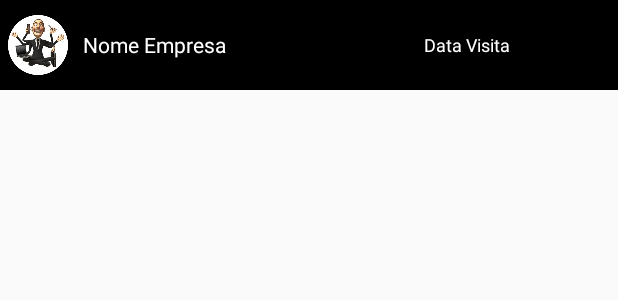
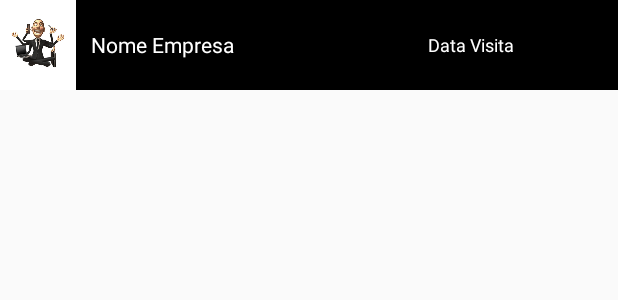
Before and after one commit to carvbapt/Project_One, an Android app: the layout activity_comrow.xml on its own in the app's theme, with its tools: preview values and no code run, on a phone screen of 412 x 824 dp. Shown: the top 300 px of the screen. Run offline under Robolectric (Android 15) with nearby library versions, the phone set to English and light mode, and no system bars.

Commit message:
TGB - - arranjo do logout; (explodia por causa da variavel nao ser declarada quando se carregava no botão... enbora no oncreate tivesse sido: solucção foi iniciar tb no inicio do carregamento do botão logout); -arranjo do layout das imagens da listview (linearlayout), e correcções; - Comadapater a ir cbuscar alguns logos a net..

```diff
--- a/app/src/main/java/com/android/exemplo/projectone/helper/Base_Activity.java
+++ b/app/src/main/java/com/android/exemplo/projectone/helper/Base_Activity.java
@@ -51,6 +51,8 @@ public class Base_Activity extends AppCompatActivity {
                 return true;
             case R.id.action_logout:
 //                Toast.makeText(getApplicationContext(), "TGB: logout", Toast.LENGTH_SHORT).show();
+                // session manager
+                session = new SessionManager(getApplicationContext());
                 logoutUser();
                 return true;
             default:
--- a/app/src/main/res/layout/activity_comrow.xml
+++ b/app/src/main/res/layout/activity_comrow.xml
@@ -3,6 +3,15 @@
     android:layout_width="match_parent"
     android:layout_height="60dp"
     android:background="#000000">
+
+    <LinearLayout
+        android:id="@+id/ll_Logo"
+        android:background="@android:color/background_light"
+        android:orientation="horizontal"
+        android:layout_width="wrap_content"
+        android:layout_height="fill_parent"
+        android:layout_alignParentLeft="true"
+        android:layout_centerVertical="true">
 
         <ImageView
             android:id="@+id/emp_logo"
@@ -11,7 +20,10 @@
             android:layout_alignParentLeft="true"
             android:layout_centerVertical="true"
             android:layout_marginLeft="5dp"
-        android:src="@drawable/comercial" />
+            android:layout_marginRight="5dp"
+            android:src="@drawable/comercial"
+            android:layout_gravity="center_vertical" />
+    </LinearLayout>
 
     <TextView
         android:id="@+id/emp_nome"
@@ -19,7 +31,7 @@
         android:layout_height="60dp"
         android:layout_marginLeft="10dp"
         android:layout_marginRight="5dp"
-        android:layout_toRightOf="@+id/emp_logo"
+        android:layout_toRightOf="@+id/ll_Logo"
         android:gravity="center_vertical"
         android:text="Nome Empresa"
         android:textColor="#FFFFFF" />
```
Also changed, not shown: app/src/main/java/com/android/exemplo/projectone/comercial/ComAdapter.java (+39 -1 lines). Lines whose indentation alone changed are shown as unchanged.
